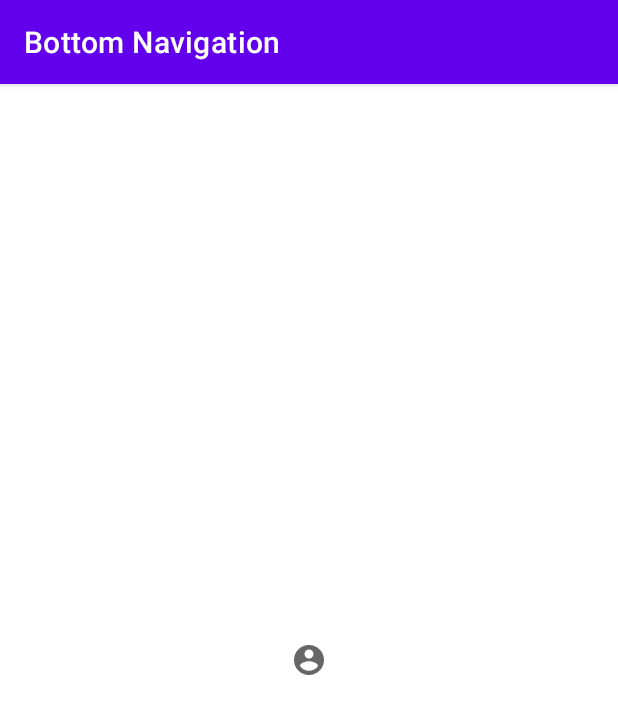
After one commit to ArturAndKotln/BottomNavigation, an Android app: the fragment Account shown on its own in the app's theme, on a phone screen of 412 x 824 dp. The commit adds this screen. Shown: the top 714 px of the screen. Run offline under Robolectric (Android 15) with nearby library versions, the phone set to English and light mode, and no system bars.

Commit message:
ok no 2 tab

```diff
--- /dev/null
+++ b/app/src/main/java/com/example/bottomnavigation/Account.kt
@@ -0,0 +1,59 @@
+package com.example.bottomnavigation
+
+import android.os.Bundle
+import androidx.fragment.app.Fragment
+import android.view.LayoutInflater
+import android.view.View
+import android.view.ViewGroup
+
+// TODO: Rename parameter arguments, choose names that match
+// the fragment initialization parameters, e.g. ARG_ITEM_NUMBER
+private const val ARG_PARAM1 = "param1"
+private const val ARG_PARAM2 = "param2"
+
+/**
+ * A simple [Fragment] subclass.
+ * Use the [Account.newInstance] factory method to
+ * create an instance of this fragment.
+ */
+class Account : Fragment() {
+    // TODO: Rename and change types of parameters
+    private var param1: String? = null
+    private var param2: String? = null
+
+    override fun onCreate(savedInstanceState: Bundle?) {
+        super.onCreate(savedInstanceState)
+        arguments?.let {
+            param1 = it.getString(ARG_PARAM1)
+            param2 = it.getString(ARG_PARAM2)
+        }
+    }
+
+    override fun onCreateView(
+        inflater: LayoutInflater, container: ViewGroup?,
+        savedInstanceState: Bundle?
+    ): View? {
+        // Inflate the layout for this fragment
+        return inflater.inflate(R.layout.fragment_account, container, false)
+    }
+
+    companion object {
+        /**
+         * Use this factory method to create a new instance of
+         * this fragment using the provided parameters.
+         *
+         * @param param1 Parameter 1.
+         * @param param2 Parameter 2.
+         * @return A new instance of fragment Account.
+         */
+        // TODO: Rename and change types and number of parameters
+        @JvmStatic
+        fun newInstance(param1: String, param2: String) =
+            Account().apply {
+                arguments = Bundle().apply {
+                    putString(ARG_PARAM1, param1)
+                    putString(ARG_PARAM2, param2)
+                }
+            }
+    }
+}
--- /dev/null
+++ b/app/src/main/res/layout/fragment_account.xml
@@ -0,0 +1,25 @@
+<?xml version="1.0" encoding="utf-8"?>
+<FrameLayout xmlns:android="http://schemas.android.com/apk/res/android"
+    xmlns:tools="http://schemas.android.com/tools"
+    xmlns:app="http://schemas.android.com/apk/res-auto"
+    android:layout_width="match_parent"
+    android:layout_height="match_parent"
+    tools:context=".Account">
+
+    <androidx.constraintlayout.widget.ConstraintLayout
+        android:layout_width="match_parent"
+        android:layout_height="match_parent">
+
+        <androidx.appcompat.widget.AppCompatImageView
+            android:layout_width="wrap_content"
+            android:layout_height="wrap_content"
+            app:layout_constraintTop_toTopOf="parent"
+            app:layout_constraintBottom_toBottomOf="parent"
+            app:layout_constraintEnd_toEndOf="parent"
+            app:layout_constraintStart_toStartOf="parent"
+            android:src="@drawable/account"/>
+
+
+    </androidx.constraintlayout.widget.ConstraintLayout>
+
+</FrameLayout>
```
Also changed, not shown: app/src/main/java/com/example/bottomnavigation/Car.kt (added, +59 -0 lines), app/src/main/java/com/example/bottomnavigation/MainActivity.kt (+16 -23 lines), app/src/main/java/com/example/bottomnavigation/Shop.kt (added, +59 -0 lines), app/src/main/res/layout/activity_main.xml (+9 -0 lines), app/src/main/res/layout/fragment_car.xml (added, +27 -0 lines), app/src/main/res/layout/fragment_shop.xml (added, +25 -0 lines).
